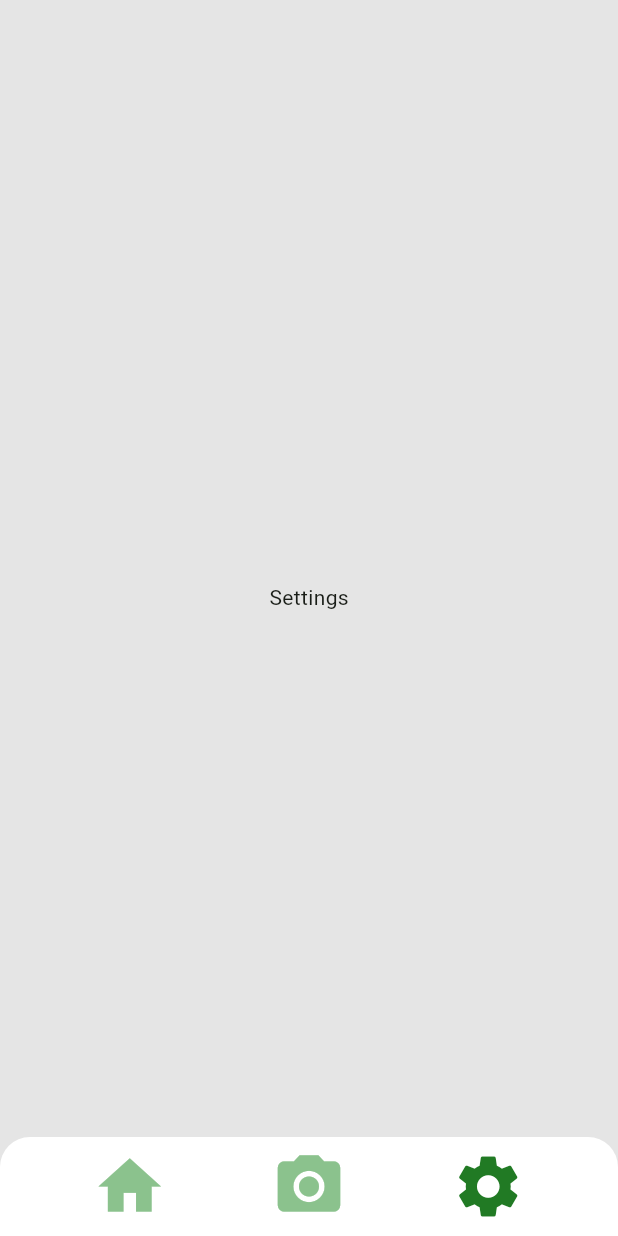
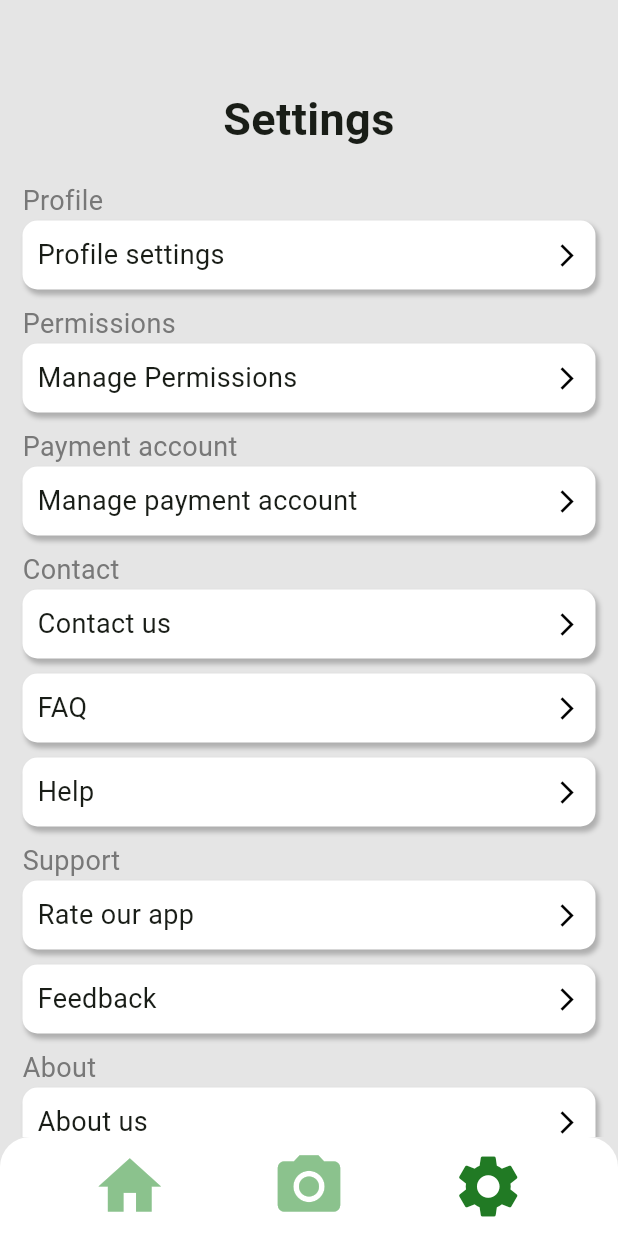
Before and after one commit to JarneLosschaert/FlavorAI, a Flutter app: the screen it shows after launch, item 3 of the bottom bar chosen, on a phone screen of 412 x 824 dp. Run offline on Flutter 3.47's test engine with Material 3 defaults, Android fonts, the phone set to English and light mode, and no system bars; our stand-ins replace camera, flutter_svg; missing offline and left inert: back_button_interceptor.

Commit message:
ui settings done

```diff
--- a/lib/ui/app_screens/settings_screen.dart
+++ b/lib/ui/app_screens/settings_screen.dart
@@ -1,8 +1,10 @@
 import 'package:back_button_interceptor/back_button_interceptor.dart';
+import 'package:flavor_ai_testing/constants/colors.dart';
 import 'package:flavor_ai_testing/logic/models/recipe.dart';
 import 'package:flutter/material.dart';
 
 import '../../logic/services/recipes_service.dart';
+import '../components/general_components.dart';
 
 class SettingsScreen extends StatefulWidget {
   const SettingsScreen({
@@ -38,8 +40,65 @@ class _SettingsScreenState extends State<SettingsScreen> {
 
   @override
   Widget build(BuildContext context) {
-    return const Center(
-      child: Text("Settings"),
+    return SingleChildScrollView(
+      padding: EdgeInsets.only(left: 15, right: 15),
+      child: Column(
+        children: [
+          const BasicTitle(text: "Settings", withGoBack: false),
+          const Subtitle(text: "Profile"),
+          _buildSetting("Profile settings"),
+          const Subtitle(text: "Permissions"),
+          _buildSetting("Manage Permissions"),
+          const Subtitle(text: "Payment account"),
+          _buildSetting("Manage payment account"),
+          const Subtitle(text: "Contact"),
+          _buildSetting("Contact us"),
+          _buildSetting("FAQ"),
+          _buildSetting("Help"),
+          const Subtitle(text: "Support"),
+          _buildSetting("Rate our app"),
+          _buildSetting("Feedback"),
+          const Subtitle(text: "About"),
+          _buildSetting("About us"),
+          _buildSetting("Privacy policy"),
+          _buildSetting("Terms & Conditions"),
+          ]
+      ),
+    );
+  }
+
+  Widget _buildSetting(String setting) {
+    return Container(
+      margin: const EdgeInsets.only(bottom: 10),
+      padding: const EdgeInsets.all(10),
+      decoration: BoxDecoration(
+        borderRadius: BorderRadius.circular(10),
+        color: primaryBackgroundColor,
+        boxShadow: [
+          BoxShadow(
+            color: secondaryBackgroundColor.withOpacity(0.5),
+            spreadRadius: 0.25,
+            blurRadius: 2,
+            offset: const Offset(2, 3),
+          ),
+        ],
+      ),
+      child: Row(
+        mainAxisAlignment: MainAxisAlignment.spaceBetween,
+        children: [
+          Text(
+            setting,
+            style: const TextStyle(
+              fontSize: 18,
+            ),
+          ),
+          Icon(
+            Icons.arrow_forward_ios,
+            color: primaryTextColor,
+            size: 18,
+          )
+        ],
+      ),
     );
   }
 }
```
